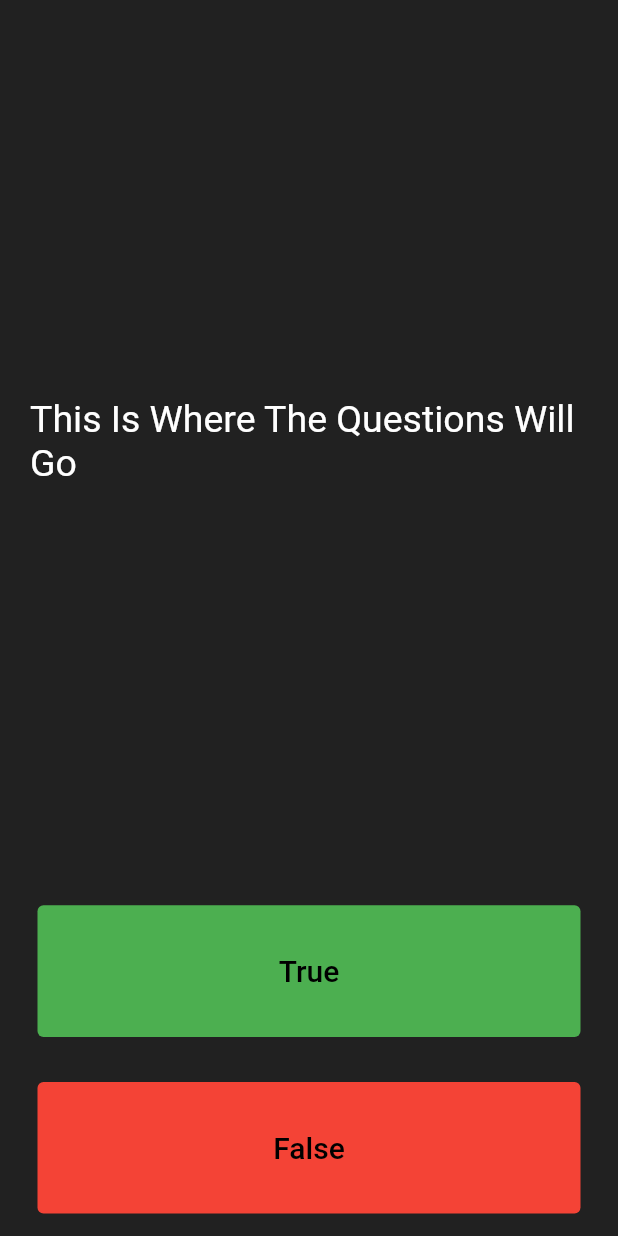
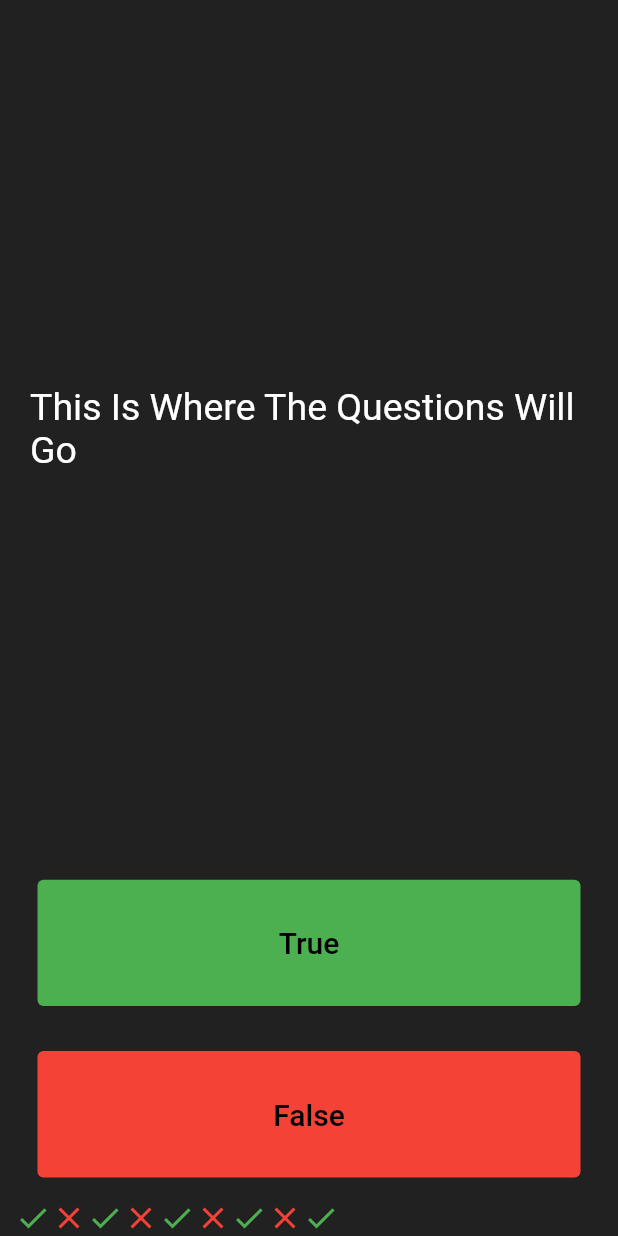
Before and after one commit to Faseem7/quiz_app, a Flutter app: the screen it shows after launch, after a tap on "True", on a phone screen of 412 x 824 dp. Run offline on Flutter 3.47's test engine with Material 2 defaults, Android fonts, the phone set to English and light mode, and no system bars.

Commit message:
added scorekeeper

```diff
--- a/lib/main.dart
+++ b/lib/main.dart
@@ -31,16 +31,37 @@ class QuizPage extends StatefulWidget {
 }
 
 class _QuizPageState extends State<QuizPage> {
-  void hai() {}
+  List<Icon> scoreKeeper = [
+    const Icon(
+      Icons.check,
+      color: Colors.green,
+    ),
+    const Icon(Icons.close, color: Colors.red),
+    const Icon(
+      Icons.check,
+      color: Colors.green,
+    ),
+    const Icon(Icons.close, color: Colors.red),
+    const Icon(
+      Icons.check,
+      color: Colors.green,
+    ),
+    const Icon(Icons.close, color: Colors.red),
+    const Icon(
+      Icons.check,
+      color: Colors.green,
+    ),
+    const Icon(Icons.close, color: Colors.red),
+  ];
 
   @override
   Widget build(BuildContext context) {
     return Column(
-      mainAxisAlignment:MainAxisAlignment.spaceBetween,
+      mainAxisAlignment: MainAxisAlignment.spaceBetween,
       crossAxisAlignment: CrossAxisAlignment.stretch,
       children: <Widget>[
         const Expanded(
-          flex:5,
+          flex: 5,
           child: Padding(
             padding: EdgeInsets.all(10.0),
             child: Center(
@@ -55,15 +76,19 @@ class _QuizPageState extends State<QuizPage> {
           child: Padding(
             padding: const EdgeInsets.all(15.0),
             child: TextButton(
-              style: TextButton.styleFrom(
-                backgroundColor: Colors.green
+              style: TextButton.styleFrom(backgroundColor: Colors.green),
+              onPressed: () {
+                setState(() {
+                  scoreKeeper.add(
+                    const Icon(Icons.check,
+                    color: Colors.green,),
+                  );
+                });
+              },
+              child: const Text(
+                'True',
+                style: TextStyle(color: Colors.black, fontSize: 20),
               ),
-              onPressed: () {
-                hai();
-              },
-              child: const Text('True',style: TextStyle(
-                color: Colors.black
-              ,fontSize: 20),),
             ),
           ),
         ),
@@ -73,15 +98,23 @@ class _QuizPageState extends State<QuizPage> {
             child: TextButton(
               style: TextButton.styleFrom(backgroundColor: Colors.red),
               onPressed: () {
-                hai();
+                setState(() {
+                  scoreKeeper.add(
+                    const Icon(Icons.close,
+                      color: Colors.red,
+                    ),
+                  );
+                });
               },
               child: const Text(
                 'False',
-                style: TextStyle(color: Colors.black,
-                fontSize:20),
+                style: TextStyle(color: Colors.black, fontSize: 20),
               ),
             ),
           ),
+        ),
+        Row(
+          children: scoreKeeper,
         ),
       ],
     );
```
